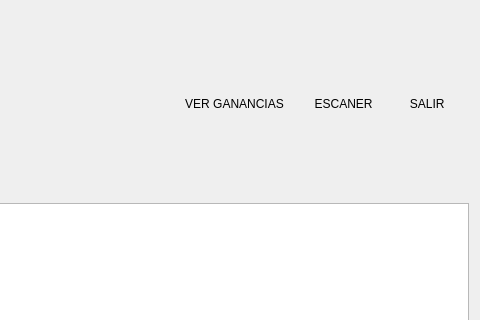
AlejandroMartinez04/Inventory-PlanetMovil, file uifiles/main_windows.ui: the form before one commit; both pictures show x 904 to 1384 and y 0 to 320 of the 1384 by 703 pixel window.
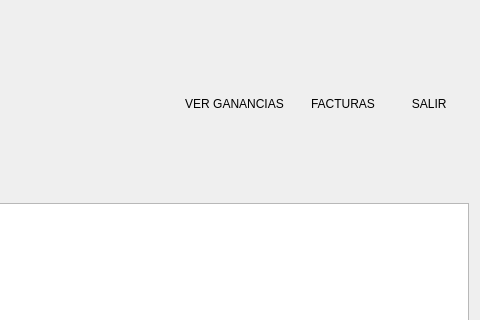
The form after the commit. Icons and pictures are not drawn.

What changed in the file:
```diff
--- a/uifiles/main_windows.ui
+++ b/uifiles/main_windows.ui
@@ -387,7 +387,7 @@
           <string notr="true">font: 700 11pt &quot;Segoe UI&quot;;</string>
          </property>
          <property name="text">
-          <string> ESCANER</string>
+          <string>FACTURAS</string>
          </property>
          <property name="alignment">
           <set>Qt::AlignCenter</set>
```
Left out of the diff: 2 changed lines with no effect on the pictures.
